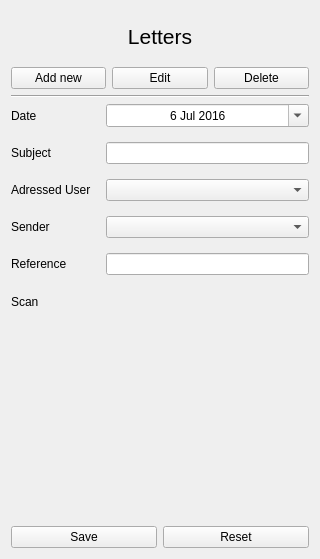
First picture: the form in MyQtness/ui/letter_form.ui, repository MazeFX/pat, before the edit.
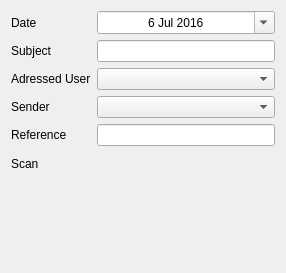
Second picture: the form after the edit. Custom widgets are drawn as their Qt base class.

The edit to the form file:
```diff
--- a/MyQtness/ui/letter_form.ui
+++ b/MyQtness/ui/letter_form.ui
@@ -1,92 +1,19 @@
 <?xml version="1.0" encoding="UTF-8"?>
 <ui version="4.0">
- <class>LetterForm</class>
- <widget class="QWidget" name="LetterForm">
+ <class>LetterFormInsert</class>
+ <widget class="QWidget" name="LetterFormInsert">
   <property name="geometry">
    <rect>
     <x>0</x>
     <y>0</y>
-    <width>320</width>
-    <height>559</height>
+    <width>286</width>
+    <height>273</height>
    </rect>
   </property>
-  <property name="maximumSize">
-   <size>
-    <width>350</width>
-    <height>16777215</height>
-   </size>
-  </property>
   <property name="windowTitle">
    <string>Form</string>
   </property>
-  <property name="styleSheet">
-   <string notr="true"/>
-  </property>
-  <layout class="QVBoxLayout" name="verticalLayout">
-   <item>
-    <widget class="QLabel" name="TitleLabel">
-     <property name="maximumSize">
-      <size>
-       <width>16777215</width>
-       <height>50</height>
-      </size>
-     </property>
-     <property name="font">
-      <font>
-       <pointsize>16</pointsize>
-      </font>
-     </property>
-     <property name="text">
-      <string>Letters</string>
-     </property>
-     <property name="alignment">
-      <set>Qt::AlignCenter</set>
-     </property>
-    </widget>
-   </item>
-   <item>
-    <layout class="QHBoxLayout" name="horizontalLayout_2">
-     <item>
-      <widget class="QPushButton" name="pushButtonAdd">
-       <property name="text">
-        <string>Add new</string>
-       </property>
-      </widget>
-     </item>
-     <item>
-      <widget class="QPushButton" name="pushButtonEdit">
-       <property name="text">
-        <string>Edit</string>
-       </property>
-      </widget>
-     </item>
-     <item>
-      <widget class="QPushButton" name="pushButtonDelete">
-       <property name="text">
-        <string>Delete</string>
-       </property>
-      </widget>
-     </item>
-    </layout>
-   </item>
-   <item>
-    <widget class="Line" name="line">
-     <property name="orientation">
-      <enum>Qt::Horizontal</enum>
-     </property>
-    </widget>
-   </item>
-   <item>
     <layout class="QFormLayout" name="formLayout">
-     <property name="horizontalSpacing">
-      <number>15</number>
-     </property>
-     <property name="verticalSpacing">
-      <number>15</number>
-     </property>
-     <property name="rightMargin">
-      <number>0</number>
-     </property>
      <item row="0" column="0">
       <widget class="QLabel" name="dateLabel">
        <property name="text">
@@ -147,6 +74,9 @@
        </property>
       </widget>
      </item>
+   <item row="2" column="1">
+    <widget class="MyComboBox" name="userComboBox"/>
+   </item>
      <item row="3" column="0">
       <widget class="QLabel" name="senderLabel">
        <property name="text">
@@ -154,6 +84,9 @@
        </property>
       </widget>
      </item>
+   <item row="3" column="1">
+    <widget class="MyComboBox" name="senderComboBox"/>
+   </item>
      <item row="4" column="0">
       <widget class="QLabel" name="referenceLabel">
        <property name="text">
@@ -199,51 +132,6 @@
         <string notr="true"/>
        </property>
       </widget>
-     </item>
-     <item row="2" column="1">
-      <widget class="MyComboBox" name="userComboBox"/>
-     </item>
-     <item row="3" column="1">
-      <widget class="MyComboBox" name="senderComboBox"/>
-     </item>
-    </layout>
-   </item>
-   <item>
-    <spacer name="horizontalSpacer">
-     <property name="orientation">
-      <enum>Qt::Horizontal</enum>
-     </property>
-     <property name="sizeType">
-      <enum>QSizePolicy::MinimumExpanding</enum>
-     </property>
-     <property name="sizeHint" stdset="0">
-      <size>
-       <width>40</width>
-       <height>50</height>
-      </size>
-     </property>
-    </spacer>
-   </item>
-   <item>
-    <layout class="QHBoxLayout" name="horizontalLayout">
-     <property name="sizeConstraint">
-      <enum>QLayout::SetMaximumSize</enum>
-     </property>
-     <item>
-      <widget class="QPushButton" name="pushButtonSave">
-       <property name="text">
-        <string>Save</string>
-       </property>
-      </widget>
-     </item>
-     <item>
-      <widget class="QPushButton" name="pushButtonReset">
-       <property name="text">
-        <string>Reset</string>
-       </property>
-      </widget>
-     </item>
-    </layout>
    </item>
   </layout>
  </widget>
```
Lines whose indentation alone changed are shown as unchanged.
